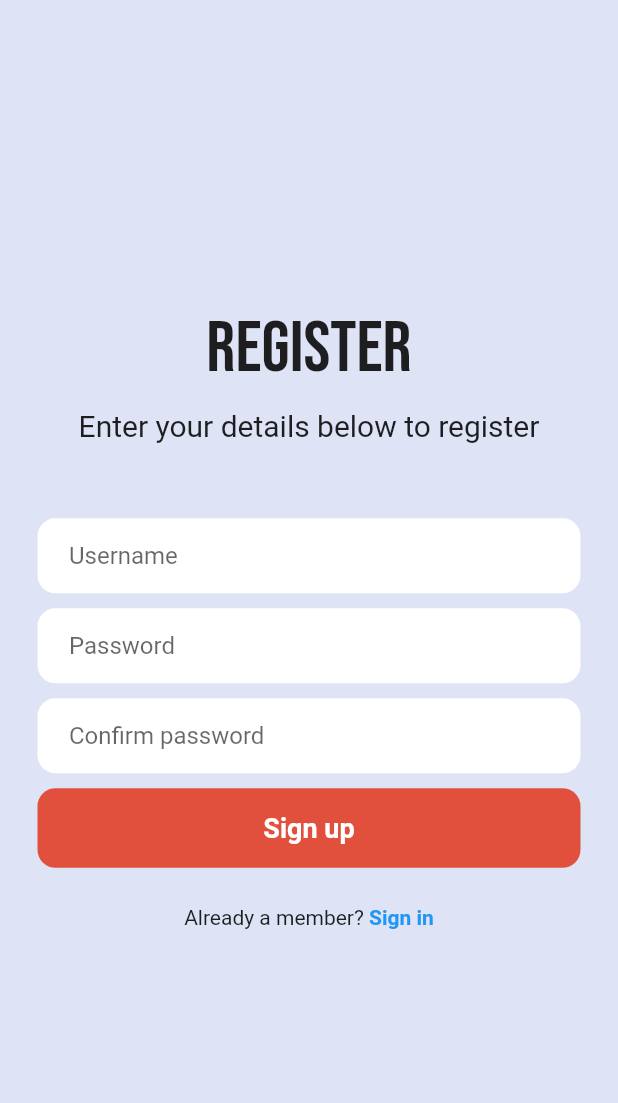
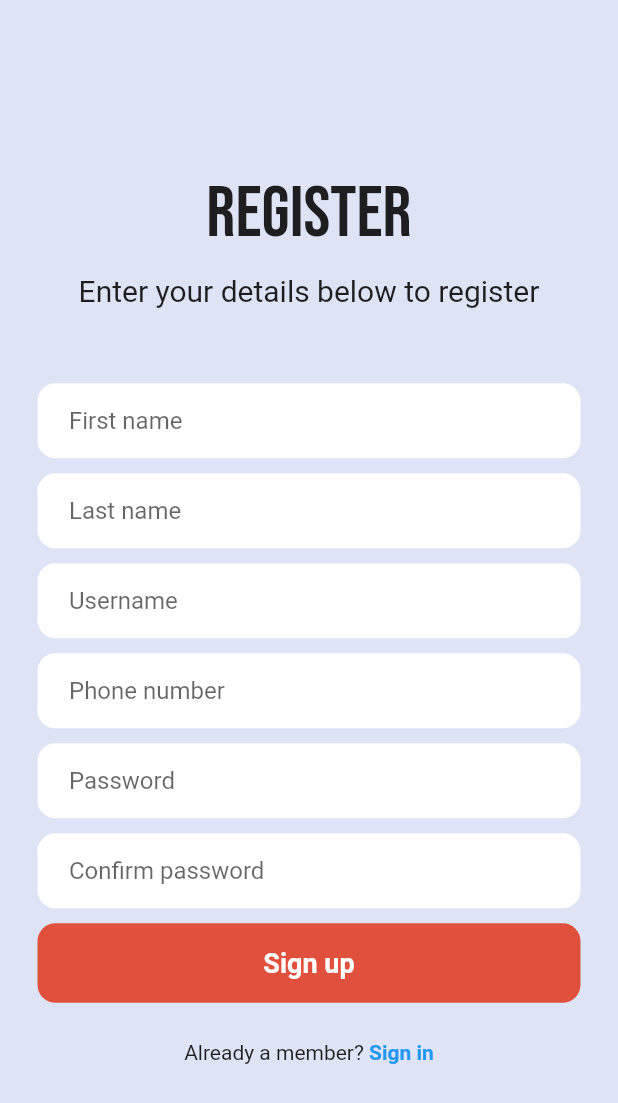
Before and after one commit to batizhamal/latino-application, a Flutter app: the screen it shows after launch, after a tap on "Register now", after a tap on "Sign up", on a phone screen of 412 x 824 dp. Shown: the top 1103 px of the screen. Run offline on Flutter 3.47's test engine with Material 2 defaults, Android fonts, the phone set to English and light mode, and no system bars; our stand-ins replace google_fonts, shared_preferences; network calls fail.

Commit message:
feat: login and register api

```diff
--- a/lib/pages/register.dart
+++ b/lib/pages/register.dart
@@ -1,9 +1,14 @@
+import 'dart:convert';
+
 import 'package:flutter/material.dart';
 import 'package:flutter/src/widgets/container.dart';
 import 'package:flutter/src/widgets/framework.dart';
 import 'package:google_fonts/google_fonts.dart';
 import 'package:latino_app/components/my_button.dart';
 import 'package:latino_app/components/my_textfield.dart';
+import 'package:latino_app/pages/home.dart';
+import 'package:shared_preferences/shared_preferences.dart';
+import 'package:http/http.dart' as http;
 
 class RegisterPage extends StatefulWidget {
   final VoidCallback showLoginPage;
@@ -19,12 +24,20 @@ class _RegisterPageState extends State<RegisterPage> {
   final _usernameController = TextEditingController();
   final _passwordController = TextEditingController();
   final _confirmPasswordController = TextEditingController();
+  final _nameController = TextEditingController();
+  final _surnameController = TextEditingController();
+  final _phoneNumberController = TextEditingController();
+
+  bool _loading = false;
 
   @override
   void dispose() {
     _usernameController.dispose();
     _passwordController.dispose();
     _confirmPasswordController.dispose();
+    _nameController.dispose();
+    _surnameController.dispose();
+    _phoneNumberController.dispose();
     super.dispose();
   }
 
@@ -32,6 +45,47 @@ class _RegisterPageState extends State<RegisterPage> {
   Future signUp() async {
     if (passwordConfirmed()) {
       // TODO: create sign up method with API
+      setState(() {
+        _loading = true;
+      });
+      SharedPreferences sharedPreferences =
+          await SharedPreferences.getInstance();
+
+      Map body = {
+        'email': _usernameController.text,
+        'password': _passwordController.text,
+        'name': _nameController.text,
+        'surname': _surnameController.text,
+        'phone_number': _phoneNumberController.text,
+        'type': 'a',
+      };
+
+      var data = null;
+
+      var response = await http.post(
+        Uri.parse("http://latino-parties.com/api/auth/register"),
+        body: body,
+      );
+
+      if (response.statusCode == 200) {
+        data = json.decode(response.body);
+
+        if (data != null) {
+          setState(() {
+            _loading = false;
+          });
+          sharedPreferences.setString("token", data['access_token']);
+          Navigator.of(context).pushAndRemoveUntil(
+            MaterialPageRoute(builder: (BuildContext context) => HomePage()),
+            (Route<dynamic> route) => false,
+          );
+        } else {
+          setState(() {
+            _loading = false;
+          });
+          print(data.body);
+        }
+      }
     }
   }
 
@@ -68,10 +122,31 @@ class _RegisterPageState extends State<RegisterPage> {
                 ),
                 SizedBox(height: 50),
 
+                MyTextField(
+                  controller: _nameController,
+                  hintText: 'First name',
+                  obscureText: false,
+                ),
+                SizedBox(height: 10),
+
+                MyTextField(
+                  controller: _surnameController,
+                  hintText: 'Last name',
+                  obscureText: false,
+                ),
+                SizedBox(height: 10),
+
                 // username textfield
                 MyTextField(
                   controller: _usernameController,
                   hintText: 'Username',
+                  obscureText: false,
+                ),
+                SizedBox(height: 10),
+
+                MyTextField(
+                  controller: _phoneNumberController,
+                  hintText: 'Phone number',
                   obscureText: false,
                 ),
                 SizedBox(height: 10),
--- a/pubspec.yaml
+++ b/pubspec.yaml
@@ -36,6 +36,8 @@ dependencies:
   # Use with the CupertinoIcons class for iOS style icons.
   cupertino_icons: ^1.0.2
   google_fonts:
+  http: ^0.13.5
+  shared_preferences: ^2.0.15
 
 dev_dependencies:
   flutter_test:
```
Also changed, not shown: lib/pages/login.dart (+42 -1 lines), pubspec.lock, 2 other files.
